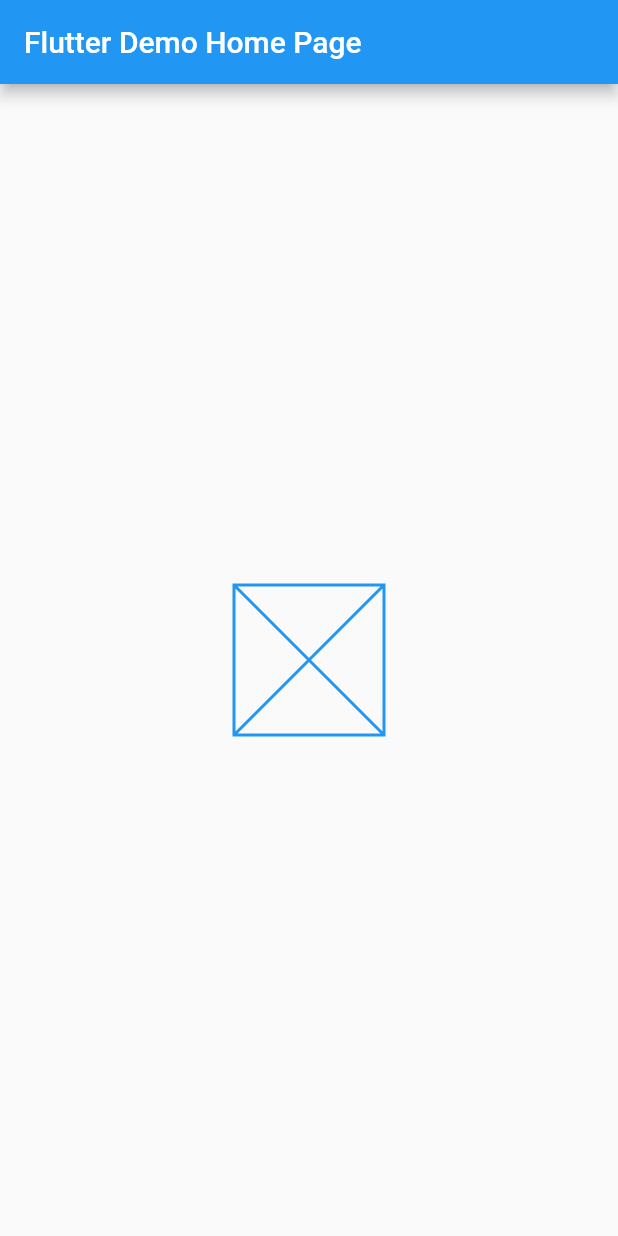
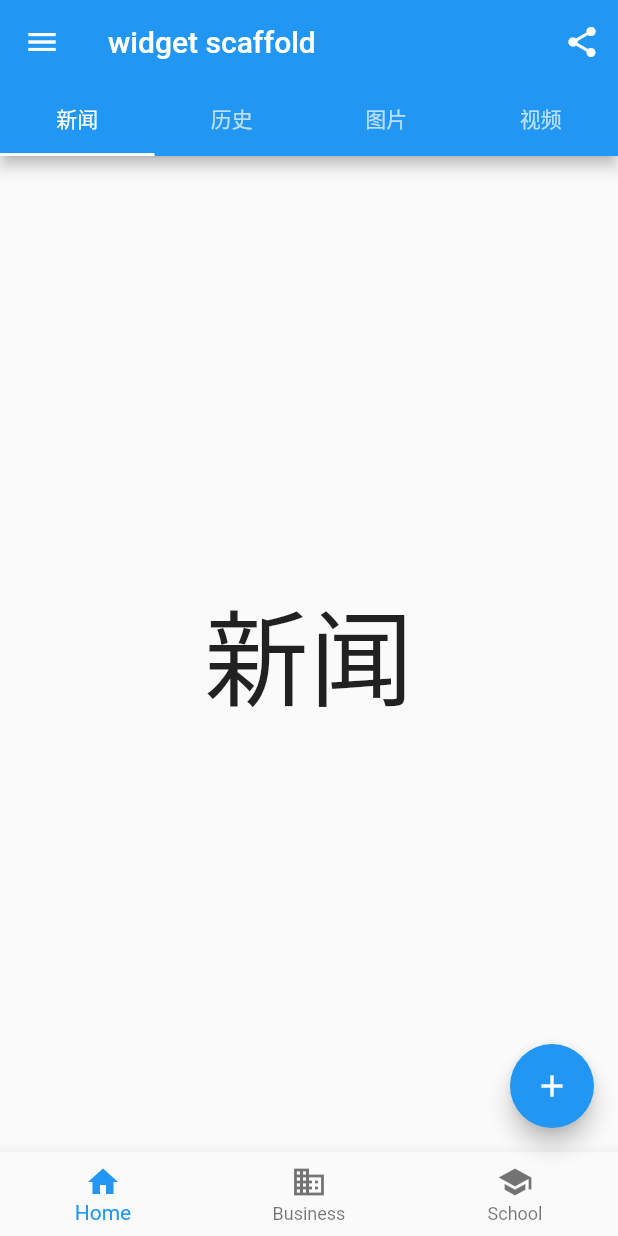
Before and after one commit to upperLucky/flutter_widget_summary, a Flutter app: the screen it shows after launch, on a phone screen of 412 x 824 dp. Run offline on Flutter 3.47's test engine with Material 2 defaults, Android fonts, the phone set to English and light mode, and no system bars.

Commit message:
Scaffold

```diff
--- /dev/null
+++ b/lib/basic_component/widget_scaffold.dart
@@ -0,0 +1,209 @@
+import 'package:flutter/material.dart';
+import 'package:flutter_widget_summary/basic_component/widget_column.dart';
+import 'package:flutter_widget_summary/basic_component/widget_flutter_logo.dart';
+import 'package:flutter_widget_summary/basic_component/widget_icon.dart';
+import 'package:flutter_widget_summary/basic_component/widget_image.dart';
+import 'package:flutter_widget_summary/basic_component/widget_material_button.dart';
+import 'package:flutter_widget_summary/basic_component/widget_placeholder.dart';
+import 'package:flutter_widget_summary/basic_component/widget_row.dart';
+import 'package:flutter_widget_summary/basic_component/widget_container.dart';
+import 'package:flutter_widget_summary/basic_component/widget_text.dart';
+
+/// Material Design布局结构的基本实现。此类提供了用于显示drawer、snackbar和底部sheet的API。
+
+class WidgetScaffold extends StatelessWidget {
+  // This widget is the root of your application.
+  @override
+  Widget build(BuildContext context) {
+    return MaterialApp(
+      title: 'widget scaffold',
+      theme: ThemeData(
+        // This is the theme of your application.
+        //
+        // Try running your application with "flutter run". You'll see the
+        // application has a blue toolbar. Then, without quitting the app, try
+        // changing the primarySwatch below to Colors.green and then invoke
+        // "hot reload" (press "r" in the console where you ran "flutter run",
+        // or simply save your changes to "hot reload" in a Flutter IDE).
+        // Notice that the counter didn't reset back to zero; the application
+        // is not restarted.
+        primarySwatch: Colors.blue,
+      ),
+      home: MyHomePage(title: 'widget scaffold'),
+    );
+  }
+}
+
+class MyHomePage extends StatefulWidget {
+  MyHomePage({Key key, this.title}) : super(key: key);
+
+  final String title;
+
+  @override
+  _MyHomePageState createState() => _MyHomePageState();
+}
+
+/*
+    AppBar({
+  Key key,
+  this.leading, //导航栏最左侧Widget，常见为抽屉菜单按钮或返回按钮。
+  this.automaticallyImplyLeading = true, //如果leading为null，是否自动实现默认的leading按钮
+  this.title,// 页面标题
+  this.actions, // 导航栏右侧菜单
+  this.bottom, // 导航栏底部菜单，通常为Tab按钮组
+  this.elevation = 4.0, // 导航栏阴影
+  this.centerTitle, //标题是否居中
+  this.backgroundColor,
+  ...   //其它属性见源码注释
+})
+ */
+
+class _MyHomePageState extends State<MyHomePage>
+    with SingleTickerProviderStateMixin {
+  int _currentIndex = 0;
+
+  TabController _tabController;
+  List tabs = ['新闻', '历史', '图片', '视频'];
+
+  @override
+  void initState() {
+    // TODO: implement initState
+    super.initState();
+    _tabController = TabController(length: tabs.length, vsync: this);
+    /*
+        通过TabBar我们只能生成一个静态的菜单，真正的Tab页还没有实现。由于Tab菜单和Tab页的切换需要同步，我们需要通过TabController去监听Tab菜单的切换去切换Tab页
+     */
+    _tabController.addListener(() {
+     /* switch (_tabController.index) {
+        case 1:
+          _tabController.index = 1;
+          break;
+        case 1:
+          _tabController.index = 2;
+          break;
+        case 1:
+          _tabController.index = 3;
+          break;
+      }*/
+    });
+  }
+
+  @override
+  Widget build(BuildContext context) {
+    return Scaffold(
+      appBar: AppBar(
+        // 导航栏
+        title: Text(widget.title),
+        actions: <Widget>[
+          IconButton(
+            icon: Icon(
+              Icons.share,
+              color: Colors.white,
+            ),
+            onPressed: () {},
+          )
+        ],
+        bottom: TabBar(
+          // 导航栏底部tab按钮
+          tabs: tabs.map((e) => Tab(text: e)).toList(),
+          controller: _tabController,
+        ),
+      ),
+      drawer: new MyDrawer(),
+      // 抽屉
+      bottomNavigationBar: BottomNavigationBar(
+        // 底部导航
+        items: <BottomNavigationBarItem>[
+          BottomNavigationBarItem(
+              icon: Icon(Icons.home),
+              activeIcon: Icon(Icons.home, color: Colors.blue),
+              title: Text('Home')),
+          BottomNavigationBarItem(
+              icon: Icon(Icons.business),
+              activeIcon: Icon(Icons.business, color: Colors.blue),
+              title: Text('Business')),
+          BottomNavigationBarItem(
+              icon: Icon(Icons.school),
+              activeIcon: Icon(Icons.school, color: Colors.blue),
+              title: Text('School'))
+        ],
+        currentIndex: _currentIndex,
+        onTap: (index) {
+          setState(() {
+            _currentIndex = index;
+          });
+        },
+      ),
+      floatingActionButton: FloatingActionButton(
+        onPressed: () {},
+        child: Icon(Icons.add),
+      ),
+      body: TabBarView(
+        /*
+          如果我们Tab页可以滑动切换的话，还需要在滑动过程中更新TabBar指示器的偏移！
+          显然，要手动处理这些是很麻烦的，为此，Material库提供了一个TabBarView组件，通过它不仅可以轻松的实现Tab页，而且可以非常容易的配合TabBar来实现同步切换和滑动状态同步
+         */
+          controller: _tabController,
+          children: tabs.map((e) {
+            return Container(
+              alignment: Alignment.center,
+              child: Text(
+                e,
+                textScaleFactor: 5,
+              ),
+            );
+          }).toList()),
+    );
+  }
+}
+
+class MyDrawer extends Drawer {
+  @override
+  Widget build(BuildContext context) {
+    return Drawer(
+      child: MediaQuery.removePadding(
+          context: context,
+          //移除抽屉菜单顶部默认留白
+          removeTop: true,
+          child: Column(
+            crossAxisAlignment: CrossAxisAlignment.start,
+            children: <Widget>[
+              Padding(
+                padding: EdgeInsets.only(top: 35.0),
+                child: Row(
+                  children: <Widget>[
+                    Padding(
+                      padding: EdgeInsets.symmetric(horizontal: 16.0),
+                      // 代表left和right的值都为horizontal 16.0
+                      child: ClipOval(
+                        child: Image.network(
+                          'http://www.devio.org/img/avatar.png',
+                          width: 80,
+                        ),
+                      ),
+                    ),
+                    Text(
+                      'Drawer',
+                      style: TextStyle(color: Colors.black),
+                    )
+                  ],
+                ),
+              ),
+              Expanded(
+                  child: ListView(
+                children: <Widget>[
+                  ListTile(
+                    leading: Icon(Icons.add),
+                    title: Text('Add account'),
+                  ),
+                  ListTile(
+                    leading: Icon(Icons.settings),
+                    title: Text('Manage accounts'),
+                  )
+                ],
+              ))
+            ],
+          )),
+    );
+  }
+}
--- a/lib/main.dart
+++ b/lib/main.dart
@@ -7,9 +7,10 @@ import 'package:flutter_widget_summary/basic_component/widget_material_button.da
 import 'package:flutter_widget_summary/basic_component/widget_placeholder.dart';
 import 'package:flutter_widget_summary/basic_component/widget_row.dart';
 import 'package:flutter_widget_summary/basic_component/widget_container.dart';
+import 'package:flutter_widget_summary/basic_component/widget_scaffold.dart';
 import 'package:flutter_widget_summary/basic_component/widget_text.dart';
 
-void main() => runApp(WidgetPlaceHolder());
+void main() => runApp(WidgetScaffold());
 
 class MyApp extends StatelessWidget {
   // This widget is the root of your application.
```
